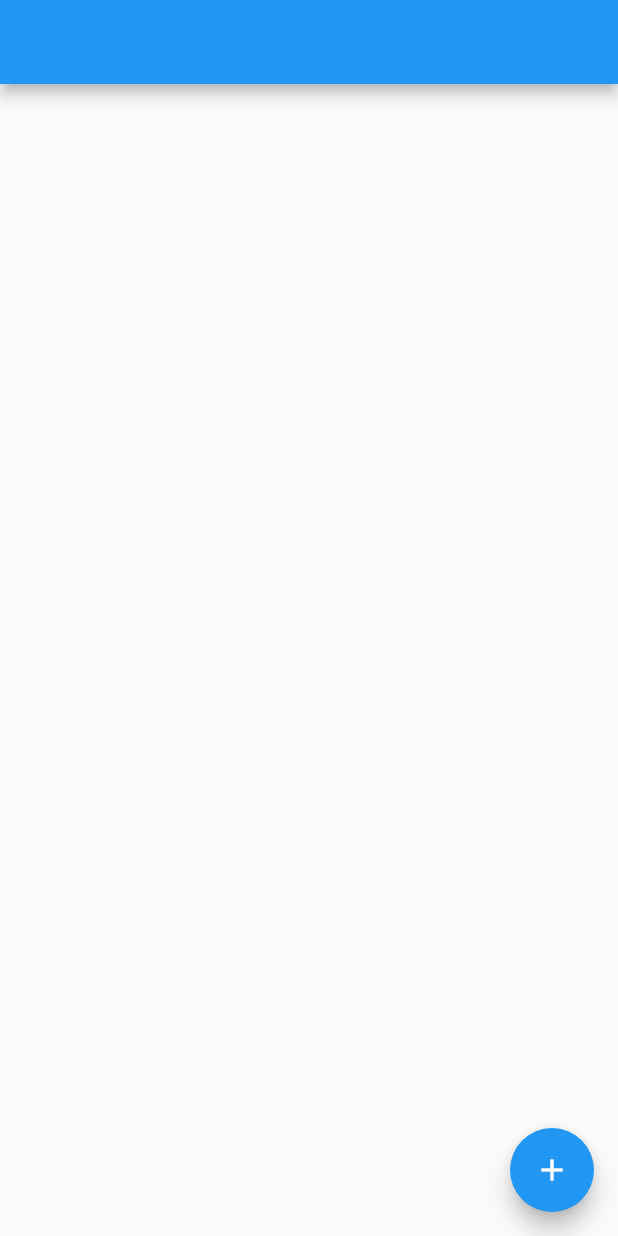
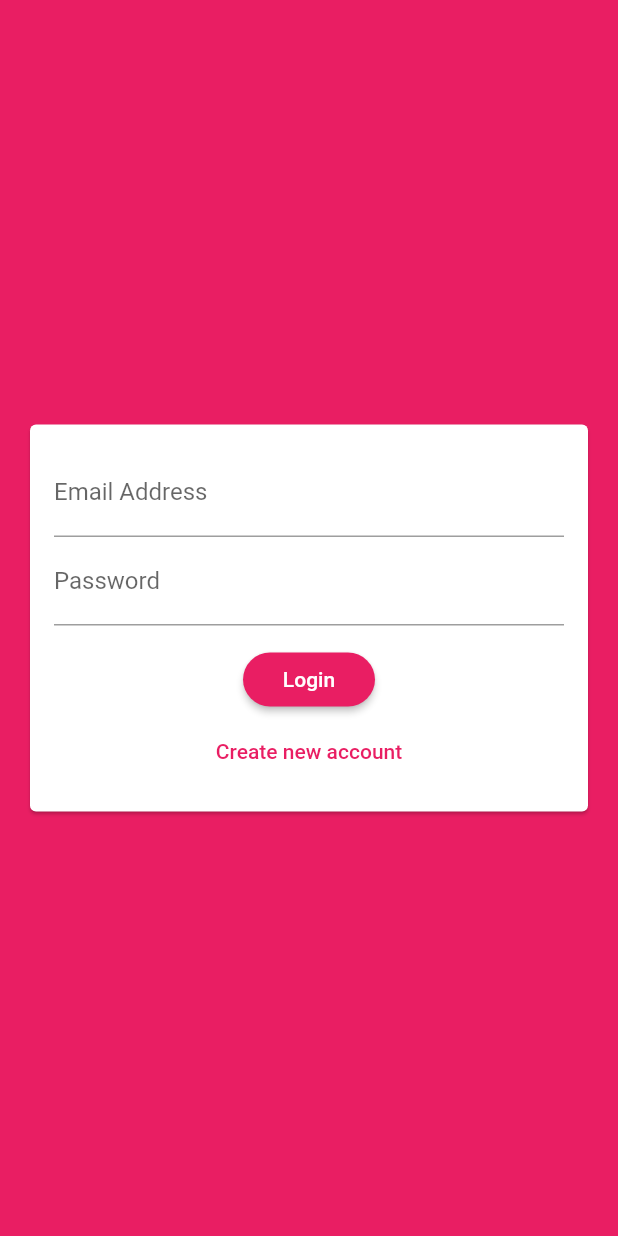
Before and after one commit to santiracca/flutterFirebaseChatApp, a Flutter app: the screen it shows after launch, on a phone screen of 412 x 824 dp. Run offline on Flutter 3.47's test engine with Material 2 defaults, Android fonts, the phone set to English and light mode, and no system bars; our stand-ins replace cloud_firestore, firebase_auth; accounts and stored records are empty.

Commit message:
Add auth logic

```diff
--- a/lib/main.dart
+++ b/lib/main.dart
@@ -1,4 +1,6 @@
+import 'package:firebaseChatApp/screens/auth_screen.dart';
 import 'package:firebaseChatApp/screens/chat_screen.dart';
+import 'package:firebase_auth/firebase_auth.dart';
 import 'package:flutter/material.dart';
 
 void main() {
@@ -11,10 +13,28 @@
     return MaterialApp(
       title: 'Flutter Chat',
       theme: ThemeData(
-        primarySwatch: Colors.blue,
+        primarySwatch: Colors.pink,
+        backgroundColor: Colors.pink,
+        accentColor: Colors.deepPurple,
+        accentColorBrightness: Brightness.dark,
+        buttonTheme: ButtonTheme.of(context).copyWith(
+          buttonColor: Colors.pink,
+          textTheme: ButtonTextTheme.primary,
+          shape: RoundedRectangleBorder(
+            borderRadius: BorderRadius.circular(50),
+          ),
+        ),
         visualDensity: VisualDensity.adaptivePlatformDensity,
       ),
-      home: ChatScreen(),
+      home: StreamBuilder(
+        stream: FirebaseAuth.instance.onAuthStateChanged,
+        builder: (ctx, userSnapshot) {
+          if (userSnapshot.hasData) {
+            return ChatScreen();
+          }
+          return AuthScreen();
+        },
+      ),
     );
   }
 }
--- a/lib/screens/auth_screen.dart
+++ b/lib/screens/auth_screen.dart
@@ -0,0 +1,66 @@
+import 'package:firebaseChatApp/widgets/auth/auth_form.dart';
+import 'package:flutter/material.dart';
+import 'package:firebase_auth/firebase_auth.dart';
+import 'package:flutter/services.dart';
+import 'package:cloud_firestore/cloud_firestore.dart';
+
+class AuthScreen extends StatefulWidget {
+  @override
+  _AuthScreenState createState() => _AuthScreenState();
+}
+
+class _AuthScreenState extends State<AuthScreen> {
+  final _auth = FirebaseAuth.instance;
+  var _isLoading = false;
+
+  void _submitAuthForm(
+    String email,
+    String password,
+    String username,
+    bool isLogin,
+    BuildContext ctx,
+  ) async {
+    AuthResult authResult;
+    try {
+      setState(() {
+        _isLoading = true;
+      });
+      if (isLogin) {
+        authResult = await _auth.signInWithEmailAndPassword(
+            email: email, password: password);
+      } else {
+        authResult = await _auth.createUserWithEmailAndPassword(
+            email: email, password: password);
+        await Firestore.instance
+            .collection('users')
+            .document(authResult.user.uid)
+            .setData({'username': username, 'email': email});
+      }
+    } on PlatformException catch (e) {
+      var message = 'An error occurred, please check your credentials';
+      if (e.message != null) {
+        message = e.message;
+      }
+      Scaffold.of(ctx).showSnackBar(SnackBar(
+        content: Text(message),
+        backgroundColor: Theme.of(ctx).errorColor,
+      ));
+      setState(() {
+        _isLoading = true;
+      });
+    } catch (err) {
+      setState(() {
+        _isLoading = true;
+      });
+      print(err);
+    }
+  }
+
+  @override
+  Widget build(BuildContext context) {
+    return Scaffold(
+      backgroundColor: Theme.of(context).primaryColor,
+      body: AuthForm(_submitAuthForm, _isLoading),
+    );
+  }
+}
--- /dev/null
+++ b/lib/widgets/auth/auth_form.dart
@@ -0,0 +1,124 @@
+import 'package:flutter/material.dart';
+
+class AuthForm extends StatefulWidget {
+  final bool isLoading;
+  final void Function(
+    String email,
+    String password,
+    String username,
+    bool isLogin,
+    BuildContext context,
+  ) submitFn;
+  AuthForm(this.submitFn, this.isLoading);
+  @override
+  _AuthFormState createState() => _AuthFormState();
+}
+
+class _AuthFormState extends State<AuthForm> {
+  final _formKey = GlobalKey<FormState>();
+  var _isLogin = true;
+  String _userEmail = '';
+  String _userName = '';
+  String _userPassword = '';
+
+  void _trySubmit() {
+    final isValid = _formKey.currentState.validate();
+    FocusScope.of(context).unfocus();
+
+    if (isValid) {
+      _formKey.currentState.save();
+      widget.submitFn(
+        _userEmail.trim(),
+        _userPassword.trim(),
+        _userName.trim(),
+        _isLogin,
+        context,
+      );
+    }
+  }
+
+  @override
+  Widget build(BuildContext context) {
+    return Center(
+      child: Card(
+        margin: const EdgeInsets.all(20),
+        child: SingleChildScrollView(
+          child: Padding(
+            padding: const EdgeInsets.all(16),
+            child: Form(
+              key: _formKey,
+              child: Column(
+                mainAxisSize: MainAxisSize.min,
+                children: [
+                  TextFormField(
+                    key: ValueKey('email'),
+                    keyboardType: TextInputType.emailAddress,
+                    decoration: InputDecoration(labelText: 'Email Address'),
+                    validator: (value) {
+                      if (value.isEmpty || !value.contains('@')) {
+                        return 'Please enter a valid email address';
+                      }
+                      return null;
+                    },
+                    onSaved: (value) {
+                      _userEmail = value;
+                    },
+                  ),
+                  if (!_isLogin)
+                    TextFormField(
+                      key: ValueKey('username'),
+                      decoration: InputDecoration(labelText: 'Username'),
+                      validator: (value) {
+                        if (value.isEmpty || value.length < 4) {
+                          return 'Username must be more than 7 characters';
+                        }
+                        return null;
+                      },
+                      onSaved: (value) {
+                        _userName = value;
+                      },
+                    ),
+                  TextFormField(
+                    key: ValueKey('password'),
+                    decoration: InputDecoration(labelText: 'Password'),
+                    obscureText: true,
+                    validator: (value) {
+                      if (value.isEmpty || value.length < 7) {
+                        return 'Password must be more than 7 characters';
+                      }
+                      return null;
+                    },
+                    onSaved: (value) {
+                      _userPassword = value;
+                    },
+                  ),
+                  SizedBox(
+                    height: 12,
+                  ),
+                  if (widget.isLoading) CircularProgressIndicator(),
+                  if (!widget.isLoading)
+                    RaisedButton(
+                      child: Text(_isLogin ? 'Login' : 'Signup'),
+                      onPressed: _trySubmit,
+                    ),
+                  if (!widget.isLoading)
+                    FlatButton(
+                      textColor: Theme.of(context).primaryColor,
+                      child: Text(_isLogin
+                          ? "Create new account"
+                          : 'I already have an account'),
+                      onPressed: () {
+                        setState(() {
+                          _isLogin = !_isLogin;
+                        });
+                      },
+                    )
+                ],
+              ),
+            ),
+          ),
+        ),
+      ),
+    );
+  }
+}
--- a/pubspec.yaml
+++ b/pubspec.yaml
@@ -24,6 +24,7 @@
   flutter:
     sdk: flutter
   cloud_firestore: ^0.13.5
+  firebase_auth: ^0.16.0
 
   # The following adds the Cupertino Icons font to your application.
   # Use with the CupertinoIcons class for iOS style icons.
```
Also changed, not shown: lib/screens/chat_screen.dart (+33 -1 lines), pubspec.lock, 1 other file.
